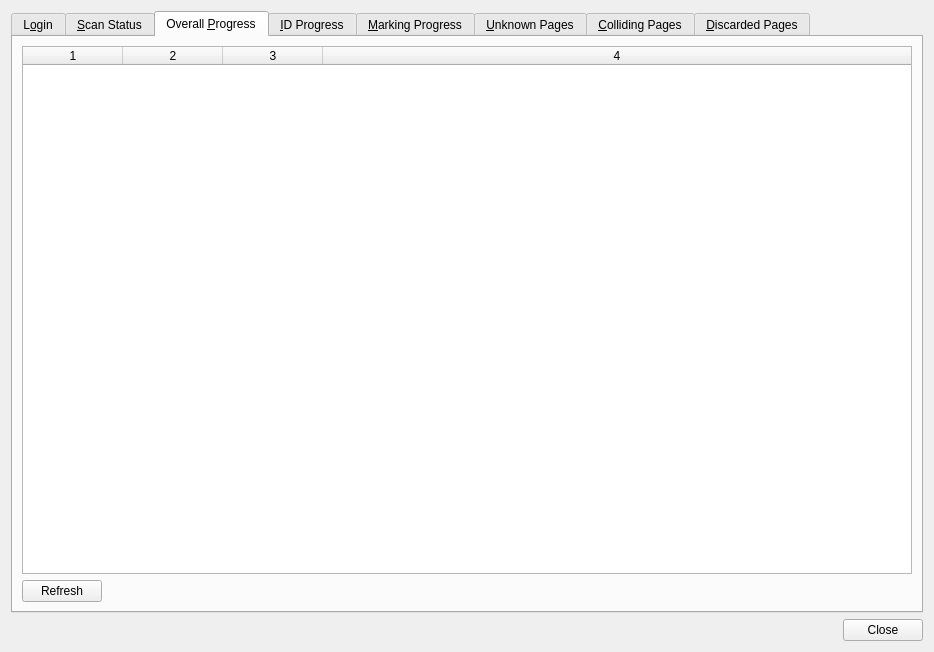
The window that qtCreatorFiles/ui_iic.ui (plomgrading/plom) describes before a commit, drawn with Qt 5.
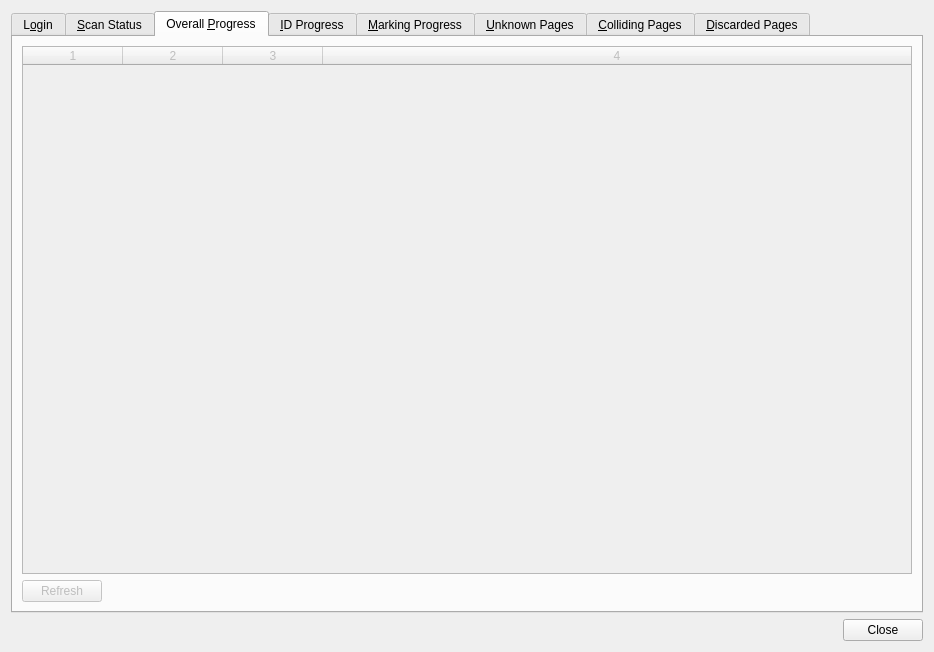
The same window after the commit. The open tabs and pages were chosen to show the change.

```diff
--- a/qtCreatorFiles/ui_iic.ui
+++ b/qtCreatorFiles/ui_iic.ui
@@ -350,7 +350,10 @@
        </item>
       </layout>
      </widget>
-     <widget class="QWidget" name="tab_4">
+     <widget class="QWidget" name="overallTab">
+      <property name="enabled">
+       <bool>false</bool>
+      </property>
       <attribute name="title">
        <string>Overall &amp;Progress</string>
       </attribute>
```
Left out of the diff: 18 changed lines with no effect on the pictures.
